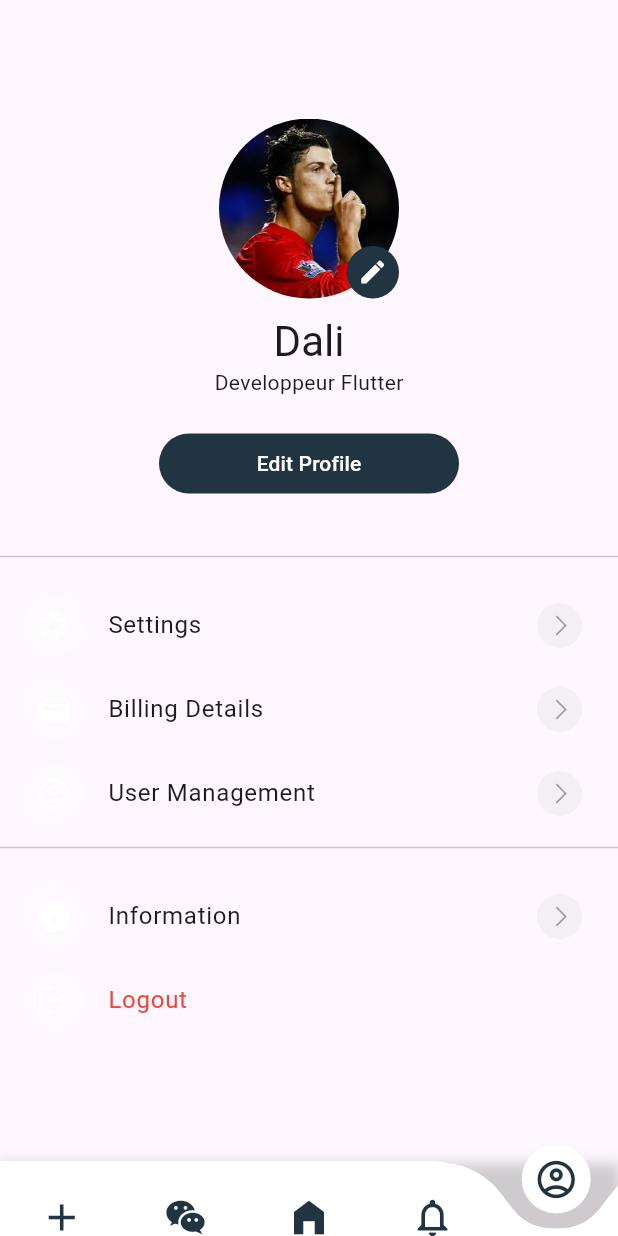
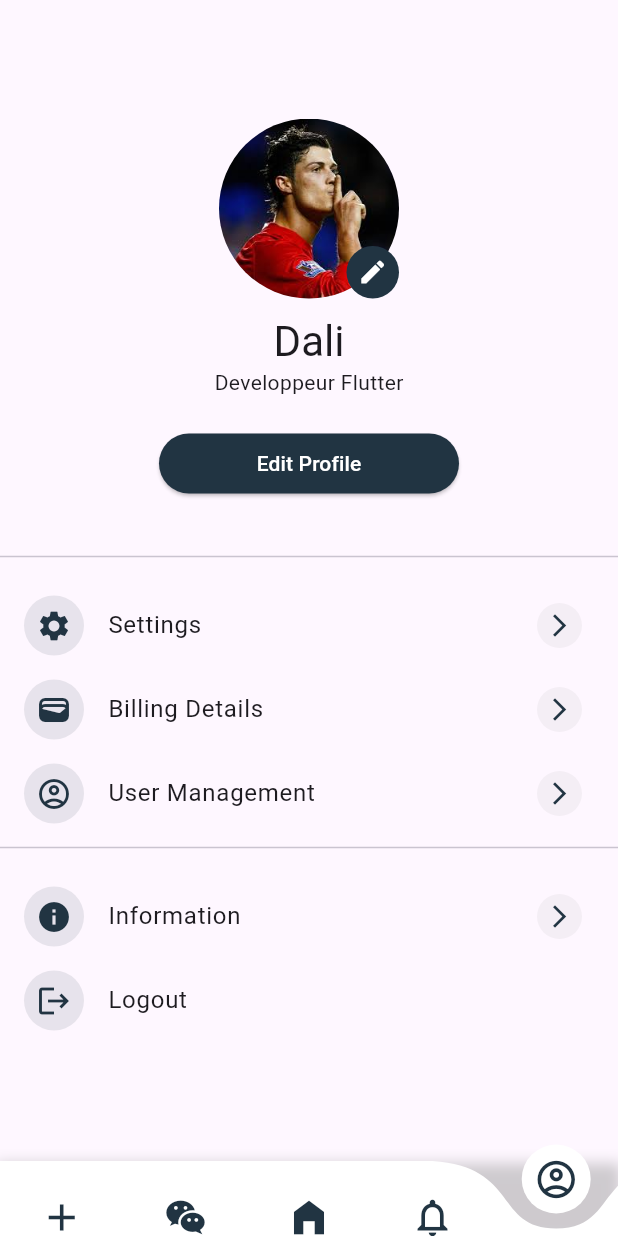
Before and after one commit to Hamdichw/E-Attorney-Mobile-Application, a Flutter app: the screen it shows after launch, swiped to page 5, on a phone screen of 412 x 824 dp. Run offline on Flutter 3.47's test engine with Material 3 defaults, Android fonts, the phone set to English and light mode, and no system bars; drawn by our look-alikes of curved_navigation_bar; our stand-ins replace dots_indicator; missing offline and left inert: animated_switch.

Commit message:
cleaning the code

```diff
--- a/lib/utils/widgets/btn_screen4.dart
+++ b/lib/utils/widgets/buttons/btn_screen4.dart
@@ -1,4 +1,3 @@
-import 'package:e_attorney_hub/utils/const.dart';
 import 'package:flutter/material.dart';
 
 class btn_screen4 extends StatelessWidget {
--- a/lib/utils/widgets/Profile_menu_widget.dart
+++ b/lib/utils/widgets/profile/Profile_menu_widget.dart
@@ -1,6 +1,5 @@
 import 'package:e_attorney_hub/utils/const.dart';
 import 'package:flutter/material.dart';
-import 'package:line_awesome_flutter/line_awesome_flutter.dart';
 
 class ProfileMenuWidget extends StatelessWidget {
   const ProfileMenuWidget({
@@ -20,11 +19,9 @@ class ProfileMenuWidget extends StatelessWidget {
 
   @override
   Widget build(BuildContext context) {
-    var isDark = MediaQuery.of(context).platformBrightness == Brightness.dark;
-    var iconColor = isDark ? btncolor : Colors.white;
-
+    var iconColor = btncolor;
     return ListTile(
-      onTap: onPress,
+      onTap: onPress, //****************function here *********** */
       leading: Container(
         width: 40,
         height: 40,
@@ -34,19 +31,19 @@ class ProfileMenuWidget extends StatelessWidget {
         ),
         child: Icon(icon, color: iconColor),
       ),
-      title: Text(title,
-          style:
-              Theme.of(context).textTheme.bodyText1?.apply(color: textColor)),
+      //************* text here *********/
+      title: Text(title),
       trailing: endIcon
           ? Container(
               width: 30,
               height: 30,
               decoration: BoxDecoration(
                 borderRadius: BorderRadius.circular(100),
-                color: Colors.grey.withOpacity(0.1),
+                color:
+                    const Color.fromARGB(255, 158, 158, 158).withOpacity(0.1),
               ),
-              child: const Icon(LineAwesomeIcons.angle_right,
-                  size: 18.0, color: Colors.grey))
+              child: const Icon(Icons.arrow_forward_ios_sharp,
+                  size: 18.0, color: btncolor))
           : null,
     );
   }
--- a/lib/view/login.dart
+++ b/lib/view/authentification/login.dart
@@ -1,6 +1,6 @@
 import 'package:e_attorney_hub/utils/const.dart';
-import 'package:e_attorney_hub/utils/widgets/text_field.dart';
-import 'package:e_attorney_hub/utils/widgets/text_field_secure.dart';
+import 'package:e_attorney_hub/utils/widgets/text_field/text_field.dart';
+import 'package:e_attorney_hub/utils/widgets/text_field/text_field_secure.dart';
 
 import 'signup.dart';
 import 'package:flutter/material.dart';
--- a/lib/view/signup.dart
+++ b/lib/view/authentification/signup.dart
@@ -1,9 +1,9 @@
 // ignore_for_file: prefer_const_constructors, prefer_const_literals_to_create_immutables
 
-import 'package:e_attorney_hub/utils/widgets/text_field.dart';
-import 'package:e_attorney_hub/utils/widgets/text_field_secure.dart';
+import 'package:e_attorney_hub/utils/widgets/text_field/text_field.dart';
+import 'package:e_attorney_hub/utils/widgets/text_field/text_field_secure.dart';
 
-import '../utils/const.dart';
+import '../../utils/const.dart';
 import 'login.dart';
 import 'package:flutter/material.dart';
 import 'package:animated_switch/animated_switch.dart';
--- a/lib/view/screen4.dart
+++ b/lib/view/first_screens/screen4.dart
@@ -1,8 +1,8 @@
 import 'package:e_attorney_hub/utils/const.dart';
-import 'package:e_attorney_hub/view/login.dart';
+import 'package:e_attorney_hub/view/authentification/login.dart';
 import 'package:flutter/material.dart';
 
-import '../utils/widgets/btn_screen4.dart';
+import '../../utils/widgets/buttons/btn_screen4.dart';
 
 class Screen4 extends StatelessWidget {
   const Screen4({
--- a/lib/view/profile_screen.dart
+++ b/lib/view/profile_screen.dart
@@ -1,23 +1,22 @@
+import 'package:flutter/material.dart';
 import 'package:e_attorney_hub/utils/const.dart';
-import 'package:e_attorney_hub/utils/widgets/Profile_menu_widget.dart';
-import 'package:flutter/material.dart';
-import 'package:my_line_awesome_icons/line_awesome_icons.dart';
+import 'package:e_attorney_hub/utils/widgets/profile/Profile_menu_widget.dart';
+import '../utils/widgets/profile/profile_update_screen.dart';
 
 class ProfileScreen extends StatelessWidget {
   const ProfileScreen({Key? key}) : super(key: key);
 
   @override
   Widget build(BuildContext context) {
-    var isDark = MediaQuery.of(context).platformBrightness == Brightness.dark;
     return Scaffold(
       body: Align(
         alignment: Alignment.center,
-        child: Container(
         child: Column(
-            mainAxisAlignment: MainAxisAlignment.center,
+          mainAxisAlignment:
+              MainAxisAlignment.center, // Alignement central de la colonne
           crossAxisAlignment: CrossAxisAlignment.center,
           children: [
-              /// -- IMAGE
+            /// -------------------------- IMAGE-----------------------------
             Stack(
               children: [
                 SizedBox(
@@ -25,7 +24,8 @@ class ProfileScreen extends StatelessWidget {
                   height: 120,
                   child: ClipRRect(
                       borderRadius: BorderRadius.circular(100),
-                        child: Image(image: AssetImage("images/images.jpg"))),
+                      child:
+                          const Image(image: AssetImage("images/images.jpg"))),
                 ),
                 Positioned(
                   bottom: 0,
@@ -50,13 +50,18 @@ class ProfileScreen extends StatelessWidget {
             Text("Developpeur Flutter",
                 style: Theme.of(context).textTheme.bodyMedium),
             const SizedBox(height: 20),
-
-              /// -- BUTTON
+            /*  *************************************** BUTTON **************************** */
             SizedBox(
               width: 200,
               child: ElevatedButton(
-                  onPressed: null,
-                  style: ButtonStyle(
+                onPressed: () {
+                  Navigator.push(
+                      context,
+                      MaterialPageRoute(
+                          builder: (BuildContext context) =>
+                              const UpdateProfileScreen()));
+                },
+                style: const ButtonStyle(
                     backgroundColor: MaterialStatePropertyAll(btncolor),
                     side: MaterialStatePropertyAll(BorderSide.none),
                     shape: MaterialStatePropertyAll(StadiumBorder())),
@@ -68,7 +73,7 @@ class ProfileScreen extends StatelessWidget {
             const Divider(),
             const SizedBox(height: 10),
 
-              /// -- MENU
+            /// ******************************** MENU ***********************************
             ProfileMenuWidget(
                 title: "Settings", icon: Icons.settings, onPress: () {}),
             ProfileMenuWidget(
@@ -90,7 +95,7 @@ class ProfileScreen extends StatelessWidget {
           ],
         ),
       ),
-      ),
     );
   }
 }
+///*********************page de profile********************** */
--- a/lib/view/splash_screen.dart
+++ b/lib/view/splash_screen.dart
@@ -1,4 +1,3 @@
-// ignore_for_file: prefer_const_constructors
 import 'package:e_attorney_hub/view/page_controller.dart';
 import 'package:flutter/material.dart';
 
--- a/pubspec.yaml
+++ b/pubspec.yaml
@@ -41,8 +41,6 @@ dependencies:
   dots_indicator: ^3.0.0
   circle_nav_bar: ^2.0.1+1
   curved_navigation_bar: ^1.0.3
-  my_line_awesome_icons: ^1.1.0
-  line_awesome_flutter: ^2.0.0
 
 
 dev_dependencies:
```
Also changed, not shown: lib/main.dart (+4 -4 lines), lib/utils/widgets/profile/profile_update_screen.dart (added, +134 -0 lines), lib/view/first_screens/screen1.dart (renamed from lib/view/screen3.dart, +7 -6 lines), lib/view/first_screens/screen2.dart (renamed from lib/view/screen1.dart, +5 -6 lines), lib/view/first_screens/screen3.dart (renamed from lib/view/screen2.dart, +6 -6 lines), lib/view/nav_bar.dart (+10 -3 lines), lib/view/page_controller.dart (+8 -7 lines), lib/utils/widgets/buttons/btn_next.dart (renamed from lib/utils/widgets/btn_next.dart), lib/utils/widgets/text_field/text_field.dart (renamed from lib/utils/widgets/text_field.dart), lib/utils/widgets/text_field/text_field_secure.dart (renamed from lib/utils/widgets/text_field_secure.dart), pubspec.lock. Lines whose indentation alone changed are shown as unchanged.
